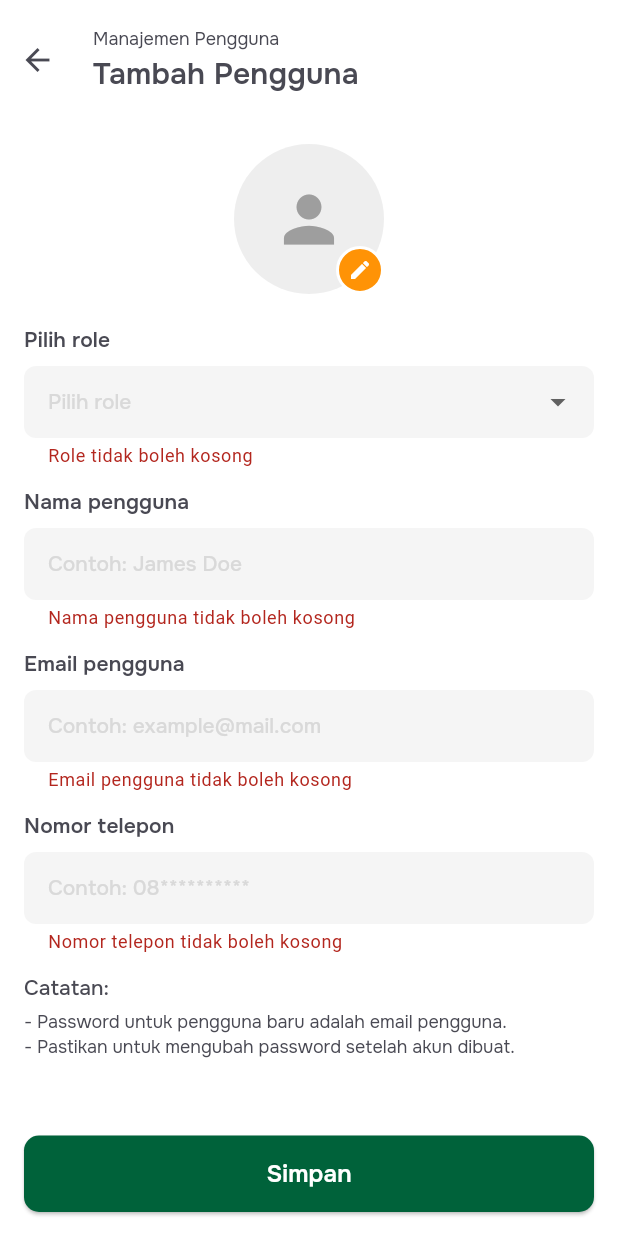
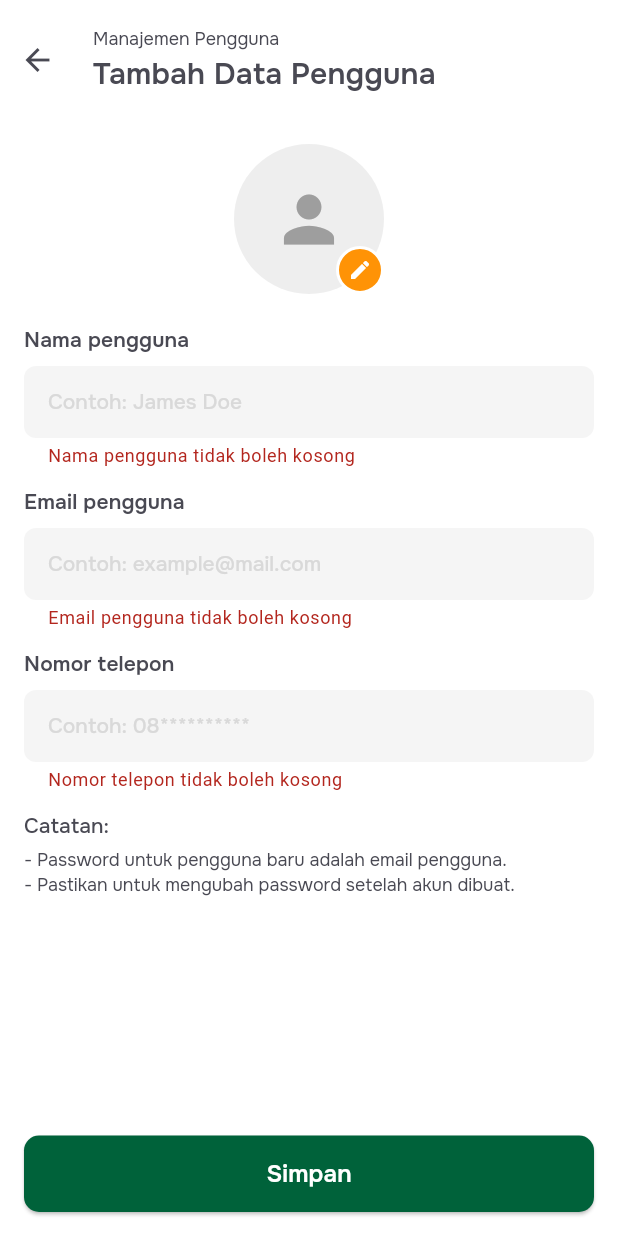
Before and after one commit to rifqyattaufi/smart-farming-app, a Flutter app: the AddUserScreen screen opened directly, after a tap on "Simpan", on a phone screen of 412 x 824 dp. Run offline on Flutter 3.47's test engine with Material 3 defaults, Android fonts, the phone set to English and light mode, and no system bars; drawn by our look-alikes of toastification; our stand-ins replace connectivity_plus, dotted_border, firebase_core, firebase_messaging, fl_chart, flutter_dotenv and 8 more; accounts and stored records are empty; network calls fail.

Commit message:
add keywboard email and phone, also show dropdown role only for pjawab

```diff
--- a/lib/screen/login/lupa_password_screen.dart
+++ b/lib/screen/login/lupa_password_screen.dart
@@ -83,6 +83,7 @@ class _LupaPasswordScreenState extends State<LupaPasswordScreen> {
                         label: "Email pengguna",
                         hint: "Contoh: example@mail.com",
                         controller: _emailController,
+                        keyboardType: TextInputType.emailAddress,
                         validator: (value) {
                           if (value == null || value.isEmpty) {
                             return 'Email tidak boleh kosong';
@@ -115,8 +116,7 @@ class _LupaPasswordScreenState extends State<LupaPasswordScreen> {
               textStyle: semibold16,
               textColor: white,
               isLoading: _isLoading,
-            key: const Key('submit_button')
-          ),
+              key: const Key('submit_button')),
         ),
       ),
     );
--- a/lib/screen/users/add_user_screen.dart
+++ b/lib/screen/users/add_user_screen.dart
@@ -35,6 +35,7 @@ class _AddUserScreenState extends State<AddUserScreen> {
   final _formKey = GlobalKey<FormState>();
   bool _isLoading = false;
   String? _imageUrl;
+  String? _userRole;
 
   File? _selectedImage;
 
@@ -102,7 +103,9 @@ class _AddUserScreenState extends State<AddUserScreen> {
 
     try {
       final data = {
-        'role': roleMap[selectedLocation] ?? '',
+        'role': _userRole == 'pjawab'
+            ? (roleMap[selectedLocation] ?? '')
+            : (_userRole ?? ''), // Use current user role if not pjawab
         'name': _namaController.text,
         'email': _emailController.text,
         'phone': _nomorController.text,
@@ -226,10 +229,24 @@ class _AddUserScreenState extends State<AddUserScreen> {
 
   @override
   void initState() {
+    super.initState();
+    _getUserRole();
     if (widget.isEdit ?? false) {
       _fetchData();
     }
-    super.initState();
+  }
+
+  Future<void> _getUserRole() async {
+    try {
+      final user = await _authService.getUser();
+      if (user != null) {
+        setState(() {
+          _userRole = user['role'];
+        });
+      }
+    } catch (e) {
+      // Handle error silently or show toast if needed
+    }
   }
 
   @override
@@ -244,10 +261,12 @@ class _AddUserScreenState extends State<AddUserScreen> {
             titleSpacing: 0,
             elevation: 0,
             toolbarHeight: 80,
-            title: const Header(
+            title: Header(
                 headerType: HeaderType.back,
                 title: 'Manajemen Pengguna',
-                greeting: 'Tambah Pengguna'),
+                greeting: (widget.isEdit ?? false)
+                    ? 'Edit Data Pengguna'
+                    : 'Tambah Data Pengguna'),
           ),
         ),
         body: SafeArea(
@@ -273,6 +292,7 @@ class _AddUserScreenState extends State<AddUserScreen> {
                       ],
                     ),
                     const SizedBox(height: 20),
+                    if (_userRole == 'pjawab')
                       DropdownFieldWidget(
                         key: const Key('role_dropdown'),
                         label: "Pilih role",
@@ -314,6 +334,7 @@ class _AddUserScreenState extends State<AddUserScreen> {
                       label: "Email pengguna",
                       hint: "Contoh: example@mail.com",
                       controller: _emailController,
+                      keyboardType: TextInputType.emailAddress,
                       isDisabled: (widget.isEdit ?? false) && widget.id != null,
                       isGrayed: (widget.isEdit ?? false) && widget.id != null,
                       validator: (value) {
@@ -334,6 +355,7 @@ class _AddUserScreenState extends State<AddUserScreen> {
                       label: "Nomor telepon",
                       hint: "Contoh: 08**********",
                       controller: _nomorController,
+                      keyboardType: TextInputType.phone,
                       isDisabled: (widget.isEdit ?? false) && widget.id != null,
                       isGrayed: (widget.isEdit ?? false) && widget.id != null,
                       validator: (value) {
```
Lines whose indentation alone changed are shown as unchanged.
